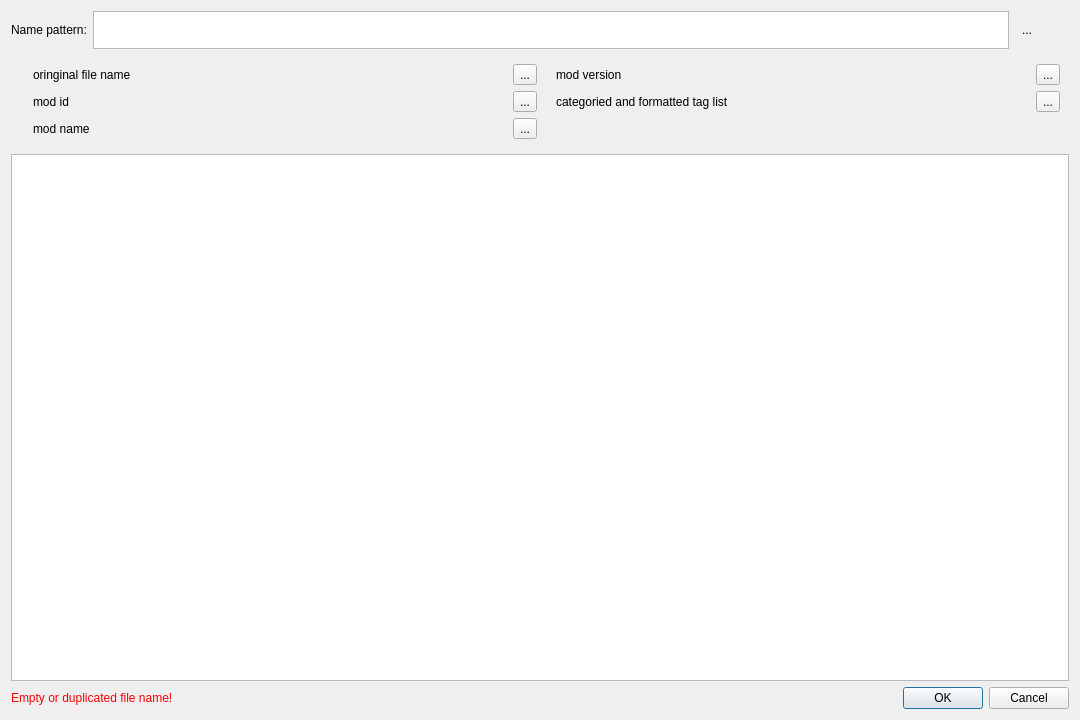
Qt form src/ui/local/batchrenamedialog.ui (kaniol-lck/modmanager) before a commit.
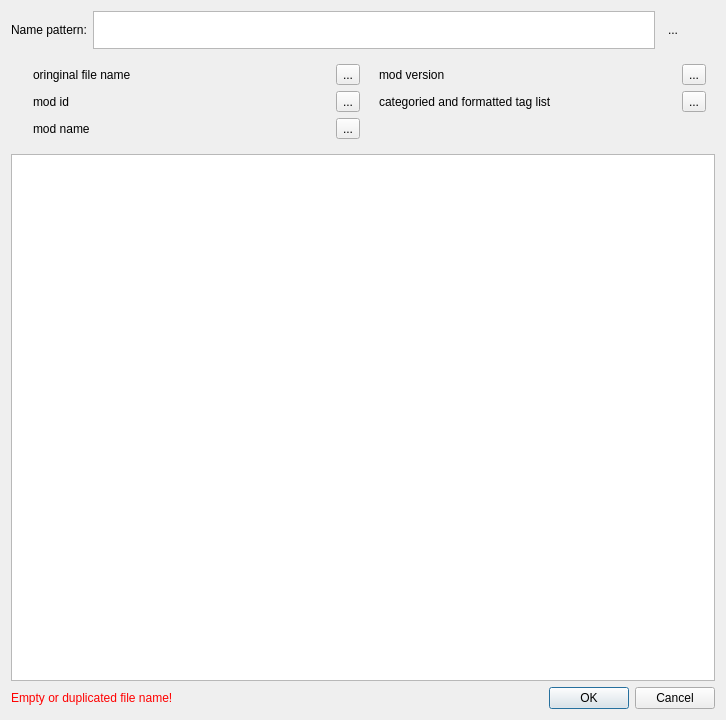
The same form after that commit. Icons and pictures are not drawn. Custom widgets are drawn as their Qt base class.

Commit message: customize qss

```diff
--- a/src/ui/local/batchrenamedialog.ui
+++ b/src/ui/local/batchrenamedialog.ui
@@ -6,7 +6,7 @@
    <rect>
     <x>0</x>
     <y>0</y>
-    <width>1080</width>
+    <width>726</width>
     <height>720</height>
    </rect>
   </property>
@@ -179,9 +179,7 @@
         <item row="0" column="0">
          <widget class="QLabel" name="label_9">
           <property name="font">
-           <font>
-            <family>Consolas ligaturized v2</family>
-           </font>
+           <font/>
           </property>
           <property name="text">
            <string notr="true">&lt;version&gt;</string>
@@ -222,9 +220,7 @@
         <item row="1" column="0">
          <widget class="QLabel" name="label_13">
           <property name="font">
-           <font>
-            <family>Consolas ligaturized v2</family>
-           </font>
+           <font/>
           </property>
           <property name="text">
            <string notr="true">&lt;tags|...|...&gt;</string>
```
Left out of the diff: 15 changed lines with no effect on the pictures. The commit also changes 2 other files.
